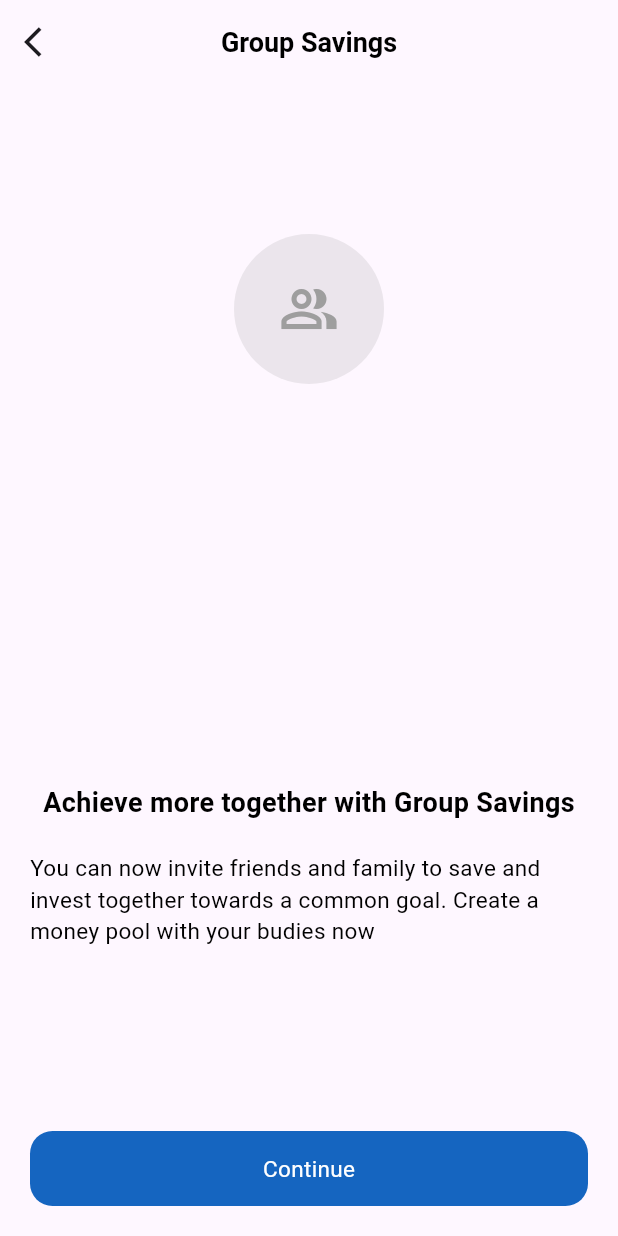
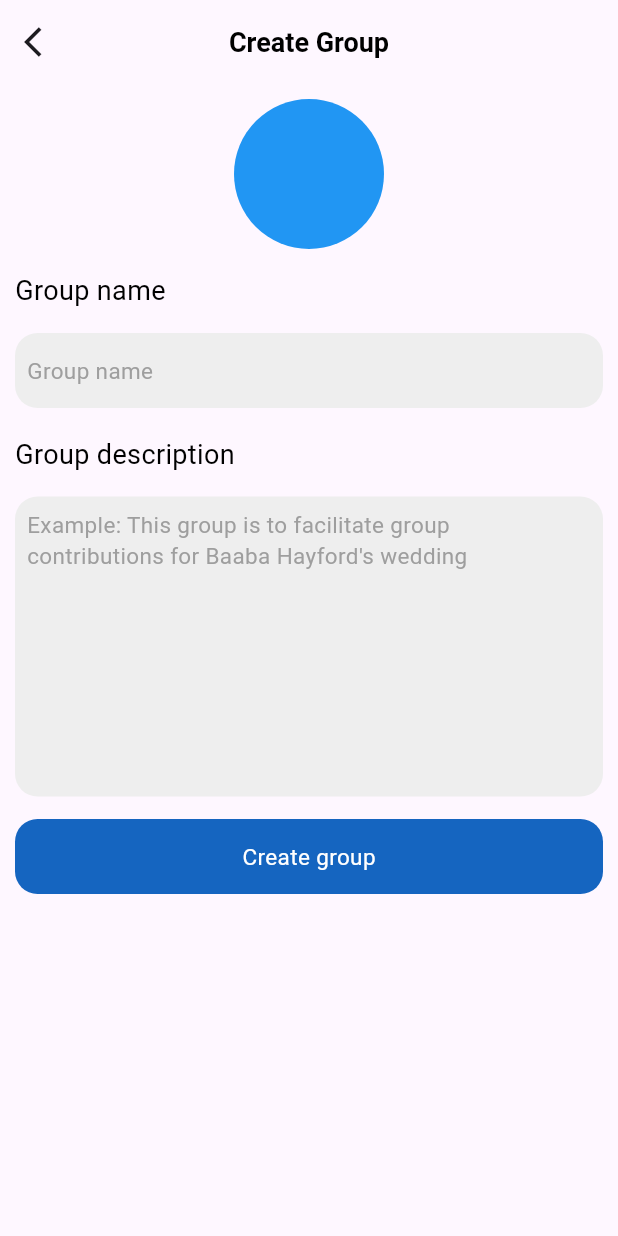
Before and after one commit to itsjasonagyeman/achieve_clone, a Flutter app: the Groups screen opened directly, after a tap on "Continue", on a phone screen of 412 x 824 dp. Run offline on Flutter 3.47's test engine with Material 3 defaults, Android fonts, the phone set to English and light mode, and no system bars; our stand-ins replace carousel_slider; statements that could not run were skipped.

Commit message:
Finished up money safe

```diff
--- /dev/null
+++ b/lib/pages/Navigate from explore page/create_group.dart
@@ -0,0 +1,87 @@
+import 'package:flutter/material.dart';
+
+class CreateGroup extends StatelessWidget {
+  const CreateGroup({super.key});
+
+  @override
+  Widget build(BuildContext context) {
+    return Scaffold(
+      appBar: AppBar(
+        title: const Text('Create Group', style: TextStyle(color: Colors.black, fontWeight: FontWeight.bold, fontSize: 18),),
+        centerTitle: true,
+        leading: IconButton(
+          onPressed: () {
+            Navigator.pop(context);
+          },
+          icon: const Icon(Icons.arrow_back_ios),
+        ),
+      ),
+      body: Padding(
+        padding: const EdgeInsets.all(10.0),
+        child: Column(
+          mainAxisAlignment: MainAxisAlignment.start,
+          crossAxisAlignment: CrossAxisAlignment.start,
+          children: [
+            Align(
+              alignment: Alignment.center,
+              child: Container(
+                height: 100,
+                width: 100,
+                decoration: const BoxDecoration(
+                  color: Colors.blue,
+                  shape: BoxShape.circle,
+                ),
+              ),
+            ),
+            const SizedBox(height: 15),
+            const Text('Group name', style: TextStyle(fontWeight: FontWeight.w400, color: Colors.black, fontSize: 18),),
+            const SizedBox(height: 15),
+            Container(
+              height: 50,
+              width: double.infinity,
+              decoration: BoxDecoration(
+                borderRadius: BorderRadius.circular(15),
+                color: Colors.grey[200]
+              ),
+              child: const Align(
+                alignment: Alignment.centerLeft,
+                child: Padding(
+                  padding: EdgeInsets.all(8.0),
+                  child: Text('Group name', style: TextStyle(fontWeight: FontWeight.w400, color: Colors.grey, fontSize: 15),),
+                )
+              ),
+            ),
+            const SizedBox(height: 18),
+            const Text('Group description', style: TextStyle(fontWeight: FontWeight.w400, color: Colors.black, fontSize: 18),),
+            const SizedBox(height: 15),
+            Container(
+              height: 200,
+              width: double.infinity,
+              decoration: BoxDecoration(
+                borderRadius: BorderRadius.circular(15),
+                color: Colors.grey[200]
+              ),
+              child: const Align(
+                alignment: Alignment.topLeft,
+                child: Padding(
+                  padding: EdgeInsets.all(8),
+                  child: Text('''Example: This group is to facilitate group contributions for Baaba Hayford's wedding''', style: TextStyle(fontWeight: FontWeight.w400, color: Colors.grey, fontSize: 15),),
+                )
+              ),
+            ),
+            const SizedBox(height: 15),
+            Container(
+              height: 50,
+              width: double.infinity,
+              decoration: BoxDecoration(
+                color: Colors.blue[800],
+                borderRadius: BorderRadius.circular(15)
+              ),
+              child: const Center(child: Text('Create group', style: TextStyle(color: Colors.white, fontWeight: FontWeight.normal, fontSize: 15),),),
+            ),
+          ],
+        ),
+      ),
+    );
+  }
+}
--- a/lib/pages/Navigate from explore page/groups.dart
+++ b/lib/pages/Navigate from explore page/groups.dart
@@ -1,3 +1,4 @@
+import 'package:achieve_clone/pages/Navigate%20from%20explore%20page/create_group.dart';
 import 'package:flutter/material.dart';
 
 class Groups extends StatelessWidget {
@@ -41,7 +42,7 @@ class Groups extends StatelessWidget {
             ),
             GestureDetector(
               onTap: (){
-
+                Navigator.push(context, MaterialPageRoute(builder: (context)=> const CreateGroup()));
               },
               child: Container(
                 height: 50,
--- a/lib/pages/explore_page.dart
+++ b/lib/pages/explore_page.dart
@@ -1,4 +1,5 @@
 import 'package:achieve_clone/general_components/custom_app_bar.dart';
+import 'package:achieve_clone/pages/Navigate%20from%20explore%20page/MoneySafe.dart';
 import 'package:achieve_clone/pages/Navigate%20from%20explore%20page/groups.dart';
 import 'package:achieve_clone/pages/Navigate%20from%20homepage/Investment_vault.dart';
 import 'package:achieve_clone/pages/Navigate%20from%20homepage/Investment_vault_components/Save_invest/save_invest_page.dart';
@@ -41,7 +42,7 @@ class _ExplorePageState extends State<ExplorePage> {
       const SaveInvestPage(),
       const Groups(),
       const InvestmentVault(),
-      const SaveInvestPage(),
+      const Moneysafe(),
   ];
 
 
```
Also changed, not shown: lib/pages/Navigate from explore page/MoneySafe.dart (added, +144 -0 lines).
